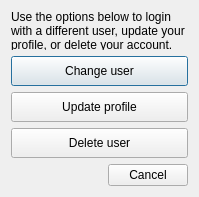
Old version of the form LDMP/gui/DlgSettingsEdit.ui in the repository ConservationInternational/trends.earth.
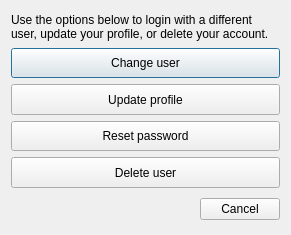
New version of the form.

Commit message: Refactored settings GUI and logic to store credential into QGIS auth infrastructure. Fixes #354 #341

Patch:
```diff
--- a/LDMP/gui/DlgSettingsEdit.ui
+++ b/LDMP/gui/DlgSettingsEdit.ui
@@ -6,8 +6,8 @@
    <rect>
     <x>0</x>
     <y>0</y>
-    <width>199</width>
-    <height>197</height>
+    <width>291</width>
+    <height>235</height>
    </rect>
   </property>
   <property name="sizePolicy">
@@ -80,6 +80,31 @@
      </property>
     </widget>
    </item>
+   <item>
+    <widget class="QPushButton" name="pushButton_forgot_pwd">
+     <property name="sizePolicy">
+      <sizepolicy hsizetype="Minimum" vsizetype="Minimum">
+       <horstretch>0</horstretch>
+       <verstretch>0</verstretch>
+      </sizepolicy>
+     </property>
+     <property name="minimumSize">
+      <size>
+       <width>0</width>
+       <height>30</height>
+      </size>
+     </property>
+     <property name="font">
+      <font>
+       <weight>50</weight>
+       <bold>false</bold>
+      </font>
+     </property>
+     <property name="text">
+      <string>Reset password</string>
+     </property>
+    </widget>
+   </item>
    <item>
     <widget class="QPushButton" name="pushButton_delete_user">
      <property name="sizePolicy">
```
The commit also changes 3 other files.
